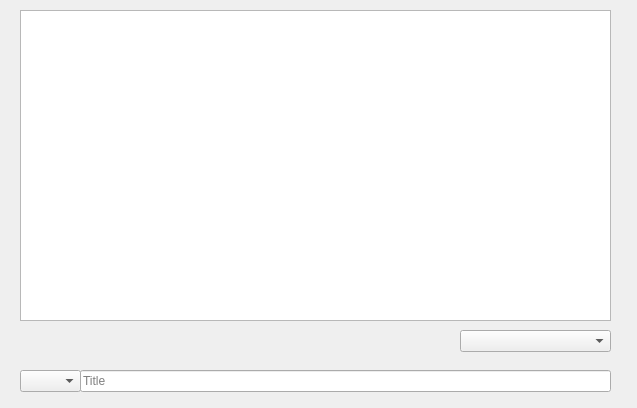
This is copaspedia.ui in selesdepselesnul/copas_pedia as Qt 5 draws it before an edit. The edited form follows.
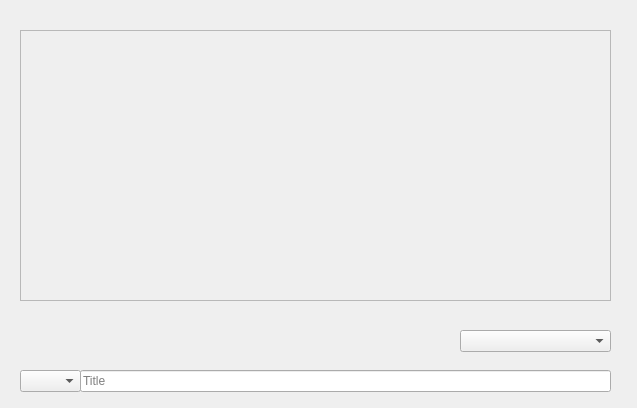
This is the edited form.

What changed in the file:
```diff
--- a/copaspedia.ui
+++ b/copaspedia.ui
@@ -47,12 +47,15 @@
    </property>
   </widget>
   <widget class="QTextBrowser" name="content_text_browser">
+   <property name="enabled">
+    <bool>false</bool>
+   </property>
    <property name="geometry">
     <rect>
      <x>20</x>
-     <y>10</y>
+     <y>30</y>
      <width>591</width>
-     <height>311</height>
+     <height>271</height>
     </rect>
    </property>
    <property name="openExternalLinks">
```
Left out of the diff: 4 changed lines with no effect on the pictures.
